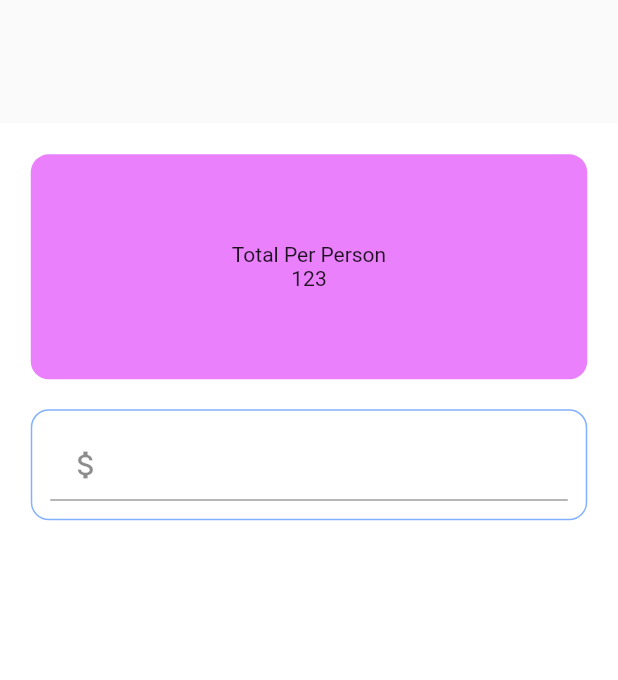
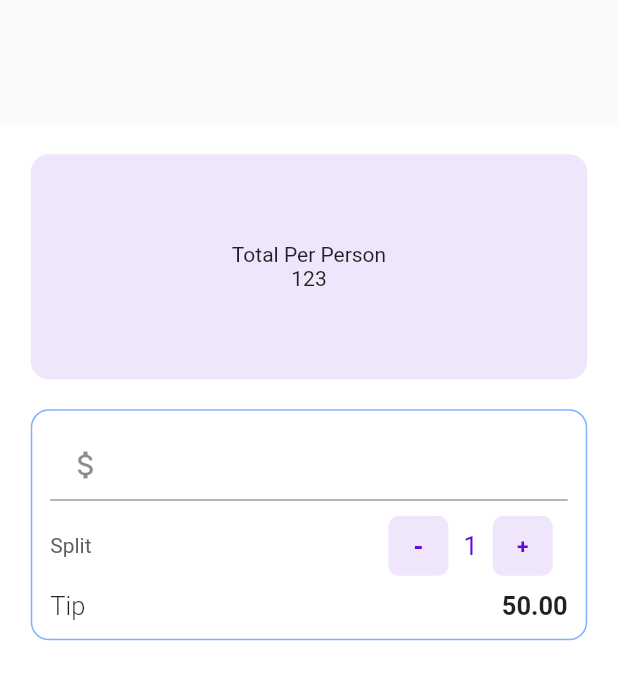
Before and after one commit to kibagendi20/calculator_app, a Flutter app: the screen it shows after launch, on a phone screen of 412 x 824 dp. Shown: the top 680 px of the screen. Run offline on Flutter 3.47's test engine with Material 2 defaults, Android fonts, the phone set to English and light mode, and no system bars.

Commit message:
Updated bill.dart file

```diff
--- /dev/null
+++ b/lib/utils/hexcolor.dart
@@ -0,0 +1,13 @@
+import 'package:flutter/widgets.dart';
+
+class HexColor extends Color {
+  static int _getColorFromHex(String hexColor) {
+    hexColor = hexColor.toUpperCase().replaceAll("#", "");
+    if (hexColor.length == 6) {
+      hexColor = "FF" + hexColor;
+    }
+    return int.parse(hexColor, radix: 16);
+  }
+
+  HexColor(final String hexColor) : super(_getColorFromHex(hexColor));
+}
--- a/lib/widgets/bill.dart
+++ b/lib/widgets/bill.dart
@@ -1,3 +1,6 @@
+import 'dart:ui';
+
+import 'package:calculator_app/utils/hexcolor.dart';
 import 'package:flutter/material.dart';
 
 class BillSplitter extends StatefulWidget {
@@ -11,6 +14,9 @@ class _BillSplitterState extends State<BillSplitter> {
   int _tipPercentage = 0;
   int _personCounter = 1;
   double _billAmount = 0.0;
+
+  Color _purple = HexColor("#6908d6");
+
   @override
   Widget build(BuildContext context) {
     return Scaffold(
@@ -26,7 +32,7 @@ class _BillSplitterState extends State<BillSplitter> {
               height: 150,
               width: 150,
               decoration: BoxDecoration(
-                color: Colors.purpleAccent.shade100,
+                color: _purple.withOpacity(0.1), //Colors.purpleAccent.shade100,
                 borderRadius: BorderRadius.circular(12),
               ),
               child: Center(
@@ -54,7 +60,7 @@ class _BillSplitterState extends State<BillSplitter> {
                   TextField(
                     keyboardType:
                         TextInputType.numberWithOptions(decimal: true),
-                    style: TextStyle(color: Colors.grey),
+                    style: TextStyle(color: _purple),
                     decoration: InputDecoration(
                       prefixText: "Bill Amount",
                       prefixIcon: Icon(Icons.attach_money),
@@ -79,6 +85,98 @@ class _BillSplitterState extends State<BillSplitter> {
                   //     prefixIcon: Icon(Icons.access_alarm),
                   //   ),
                   // ),
+                  Row(
+                    mainAxisAlignment: MainAxisAlignment.spaceBetween,
+                    children: [
+                      Text("Split",
+                          style: TextStyle(color: Colors.grey.shade700)),
+                      Row(
+                        children: [
+                          InkWell(
+                            onTap: () {
+                              setState(() {
+                                if (_personCounter > 1) {
+                                  _personCounter--;
+                                } else {
+                                  // do nothing
+                                }
+                              });
+                            },
+                            child: Container(
+                              width: 40.0,
+                              height: 40.0,
+                              margin: EdgeInsets.all(10),
+                              decoration: BoxDecoration(
+                                borderRadius: BorderRadius.circular(7),
+                                color: _purple.withOpacity(0.1),
+                              ),
+                              child: Center(
+                                child: Text(
+                                  "-",
+                                  style: TextStyle(
+                                      color: _purple,
+                                      fontWeight: FontWeight.bold,
+                                      fontSize: 17.0),
+                                ),
+                              ),
+                            ),
+                          ),
+                          Text(
+                            "$_personCounter",
+                            style: TextStyle(
+                              color: _purple,
+                              fontSize: 17.0,
+                            ),
+                          ),
+                          InkWell(
+                            onTap: () {
+                              setState(() {
+                                _personCounter++;
+                              });
+                            },
+                            child: Container(
+                              width: 40.0,
+                              height: 40.0,
+                              margin: EdgeInsets.all(10.0),
+                              decoration: BoxDecoration(
+                                  color: _purple.withOpacity(0.1),
+                                  borderRadius: BorderRadius.circular(7.0)),
+                              child: Center(
+                                child: Text(
+                                  "+",
+                                  style: TextStyle(
+                                    color: _purple,
+                                    fontWeight: FontWeight.bold,
+                                  ),
+                                ),
+                              ),
+                            ),
+                          ),
+                        ],
+                      ),
+                    ],
+                  ),
+                  Row(
+                    mainAxisAlignment: MainAxisAlignment.spaceBetween,
+                    children: [
+                      Text(
+                        "Tip",
+                        style: TextStyle(
+                            fontSize: 17, fontWeight: FontWeight.w300),
+                      ),
+                      Row(
+                        children: [
+                          Center(
+                            child: Text(
+                              "50.00",
+                              style: TextStyle(
+                                  fontSize: 17, fontWeight: FontWeight.bold),
+                            ),
+                          ),
+                        ],
+                      ),
+                    ],
+                  ),
                 ],
               ),
             ),
```
